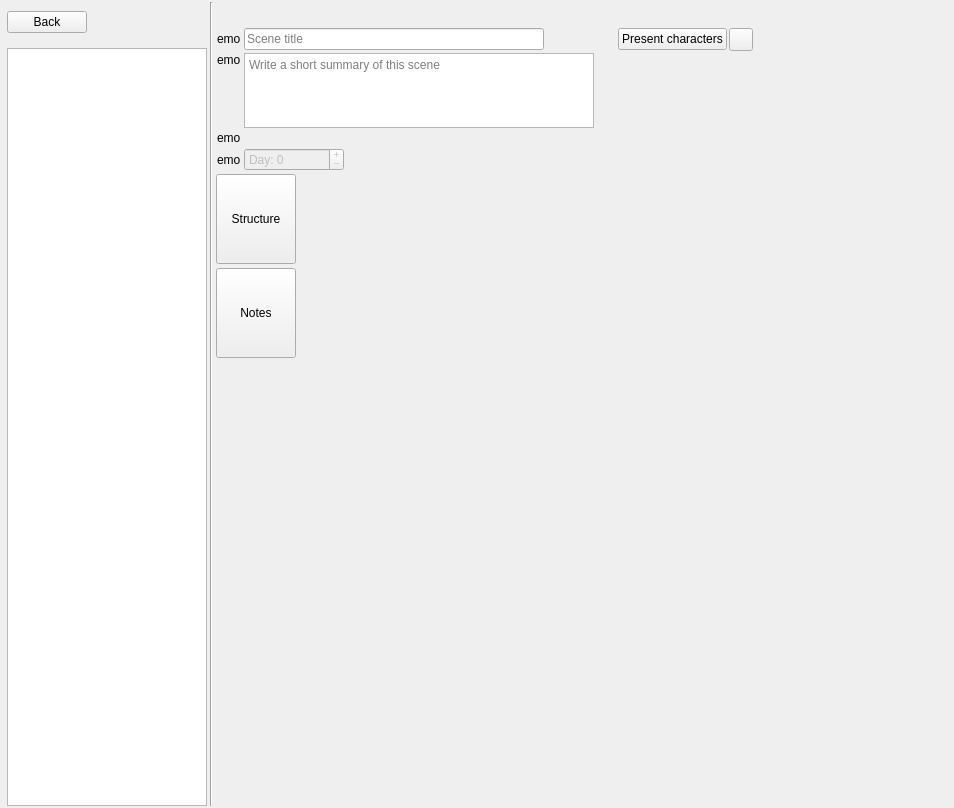
This is ui/scene_editor.ui in zkovari/plotlyst as Qt 5 draws it before an edit. The edited form follows.
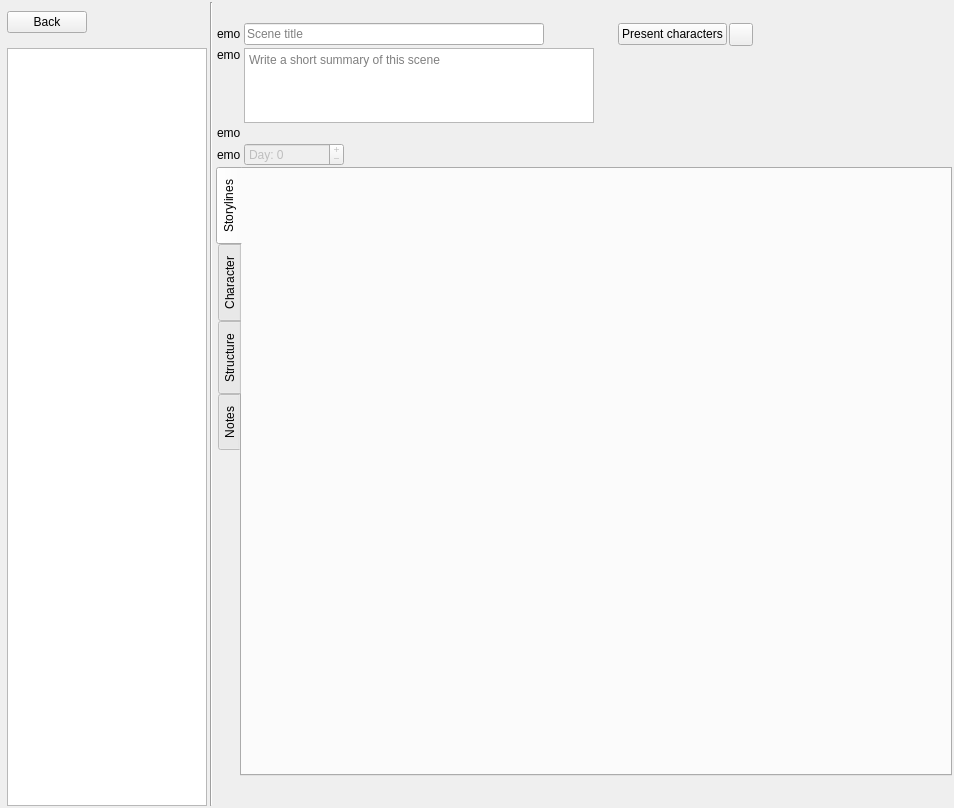
This is the edited form. Custom widgets are drawn as their Qt base class.

Commit message: Replace rotated buttons with tabwidget in scene editor

```diff
--- a/ui/scene_editor.ui
+++ b/ui/scene_editor.ui
@@ -133,22 +133,12 @@
      <property name="topMargin">
       <number>20</number>
      </property>
+     <property name="bottomMargin">
+      <number>5</number>
+     </property>
      <item>
       <widget class="SceneStoryStructureWidget" name="wdgStructure" native="true"/>
      </item>
-     <item>
-      <spacer name="horizontalSpacer_2">
-       <property name="orientation">
-        <enum>Qt::Horizontal</enum>
-       </property>
-       <property name="sizeHint" stdset="0">
-        <size>
-         <width>40</width>
-         <height>5</height>
-        </size>
-       </property>
-      </spacer>
-     </item>
      <item>
       <widget class="QWidget" name="wdgTop" native="true">
        <layout class="QHBoxLayout" name="horizontalLayout_5">
@@ -512,153 +502,104 @@
       </widget>
      </item>
      <item>
-      <layout class="QHBoxLayout" name="horizontalLayout_2">
-       <item>
-        <widget class="QWidget" name="widget_5" native="true">
-         <layout class="QVBoxLayout" name="verticalLayout_17">
-          <property name="spacing">
-           <number>0</number>
-          </property>
-          <property name="leftMargin">
-           <number>0</number>
-          </property>
-          <property name="topMargin">
-           <number>2</number>
-          </property>
-          <property name="rightMargin">
-           <number>0</number>
-          </property>
-          <property name="bottomMargin">
-           <number>0</number>
-          </property>
-          <item>
-           <widget class="RotatedButton" name="btnAttributes">
-            <property name="sizePolicy">
-             <sizepolicy hsizetype="Preferred" vsizetype="Maximum">
-              <horstretch>0</horstretch>
-              <verstretch>0</verstretch>
-             </sizepolicy>
-            </property>
-            <property name="minimumSize">
-             <size>
-              <width>0</width>
-              <height>90</height>
-             </size>
-            </property>
-            <property name="text">
-             <string>Structure</string>
-            </property>
-            <property name="checkable">
-             <bool>true</bool>
-            </property>
-            <property name="base" stdset="0">
-             <bool>true</bool>
-            </property>
-            <attribute name="buttonGroup">
-             <string notr="true">btnGroupPages</string>
-            </attribute>
-           </widget>
-          </item>
-          <item>
-           <spacer name="verticalSpacer">
-            <property name="orientation">
-             <enum>Qt::Vertical</enum>
-            </property>
-            <property name="sizeType">
-             <enum>QSizePolicy::Fixed</enum>
-            </property>
-            <property name="sizeHint" stdset="0">
-             <size>
-              <width>4</width>
-              <height>4</height>
-             </size>
-            </property>
-           </spacer>
-          </item>
-          <item>
-           <widget class="RotatedButton" name="btnNotes">
-            <property name="sizePolicy">
-             <sizepolicy hsizetype="Preferred" vsizetype="Maximum">
-              <horstretch>0</horstretch>
-              <verstretch>0</verstretch>
-             </sizepolicy>
-            </property>
-            <property name="minimumSize">
-             <size>
-              <width>0</width>
-              <height>90</height>
-             </size>
-            </property>
-            <property name="text">
-             <string>Notes</string>
-            </property>
-            <property name="checkable">
-             <bool>true</bool>
-            </property>
-            <property name="base" stdset="0">
-             <bool>true</bool>
-            </property>
-            <attribute name="buttonGroup">
-             <string notr="true">btnGroupPages</string>
-            </attribute>
-           </widget>
-          </item>
-          <item>
-           <spacer name="verticalSpacer_2">
-            <property name="orientation">
-             <enum>Qt::Vertical</enum>
-            </property>
-            <property name="sizeType">
-             <enum>QSizePolicy::Fixed</enum>
-            </property>
-            <property name="sizeHint" stdset="0">
-             <size>
-              <width>4</width>
-              <height>4</height>
-             </size>
-            </property>
-           </spacer>
-          </item>
-          <item>
-           <spacer name="verticalSpacer_4">
-            <property name="orientation">
-             <enum>Qt::Vertical</enum>
-            </property>
-            <property name="sizeHint" stdset="0">
-             <size>
-              <width>20</width>
-              <height>40</height>
-             </size>
-            </property>
-           </spacer>
-          </item>
-         </layout>
-        </widget>
-       </item>
-       <item>
         <widget class="QStackedWidget" name="stackedWidget">
-         <property name="focusPolicy">
-          <enum>Qt::NoFocus</enum>
-         </property>
-         <property name="currentIndex">
-          <number>1</number>
-         </property>
-         <widget class="QWidget" name="pageStructure">
+       <widget class="QWidget" name="pageEditor">
           <layout class="QVBoxLayout" name="verticalLayout_4">
            <property name="spacing">
-            <number>3</number>
+          <number>0</number>
            </property>
            <property name="leftMargin">
-            <number>4</number>
+          <number>0</number>
            </property>
            <property name="topMargin">
-            <number>3</number>
+          <number>0</number>
            </property>
            <property name="rightMargin">
-            <number>4</number>
+          <number>0</number>
            </property>
            <property name="bottomMargin">
-            <number>2</number>
+          <number>0</number>
+         </property>
+         <item>
+          <widget class="QTabWidget" name="tabWidget">
+           <property name="tabPosition">
+            <enum>QTabWidget::West</enum>
+           </property>
+           <property name="currentIndex">
+            <number>0</number>
+           </property>
+           <widget class="QWidget" name="tabStorylines">
+            <property name="relaxed-white-bg" stdset="0">
+             <bool>true</bool>
+            </property>
+            <attribute name="title">
+             <string>Storylines</string>
+            </attribute>
+            <layout class="QVBoxLayout" name="verticalLayout_9">
+             <property name="spacing">
+              <number>0</number>
+             </property>
+             <property name="leftMargin">
+              <number>0</number>
+             </property>
+             <property name="topMargin">
+              <number>0</number>
+             </property>
+             <property name="rightMargin">
+              <number>0</number>
+             </property>
+             <property name="bottomMargin">
+              <number>0</number>
+             </property>
+            </layout>
+           </widget>
+           <widget class="QWidget" name="tabCharacter">
+            <property name="relaxed-white-bg" stdset="0">
+             <bool>true</bool>
+            </property>
+            <attribute name="title">
+             <string>Character</string>
+            </attribute>
+            <layout class="QVBoxLayout" name="verticalLayout_8">
+             <property name="spacing">
+              <number>0</number>
+             </property>
+             <property name="leftMargin">
+              <number>0</number>
+             </property>
+             <property name="topMargin">
+              <number>0</number>
+             </property>
+             <property name="rightMargin">
+              <number>0</number>
+             </property>
+             <property name="bottomMargin">
+              <number>0</number>
+             </property>
+            </layout>
+           </widget>
+           <widget class="QWidget" name="tabStructure">
+            <property name="relaxed-white-bg" stdset="0">
+             <bool>true</bool>
+            </property>
+            <attribute name="title">
+             <string>Structure</string>
+            </attribute>
+            <layout class="QVBoxLayout" name="verticalLayout_6">
+             <property name="spacing">
+              <number>0</number>
+             </property>
+             <property name="leftMargin">
+              <number>0</number>
+             </property>
+             <property name="topMargin">
+              <number>0</number>
+             </property>
+             <property name="rightMargin">
+              <number>0</number>
+             </property>
+             <property name="bottomMargin">
+              <number>0</number>
            </property>
            <item>
             <widget class="SceneStructureWidget" name="wdgSceneStructure" native="true">
@@ -670,39 +611,15 @@
              </property>
             </widget>
            </item>
-           <item>
-            <widget class="QWidget" name="wdgTags" native="true">
-             <property name="sizePolicy">
-              <sizepolicy hsizetype="Expanding" vsizetype="Maximum">
-               <horstretch>0</horstretch>
-               <verstretch>0</verstretch>
-              </sizepolicy>
-             </property>
-             <layout class="QVBoxLayout" name="verticalLayout_5">
-              <property name="spacing">
-               <number>3</number>
-              </property>
-              <property name="leftMargin">
-               <number>2</number>
-              </property>
-              <property name="topMargin">
-               <number>2</number>
-              </property>
-              <property name="rightMargin">
-               <number>2</number>
-              </property>
-              <property name="bottomMargin">
-               <number>2</number>
-              </property>
-             </layout>
-            </widget>
-           </item>
-          </layout>
-         </widget>
-         <widget class="QWidget" name="pageNotes">
+            </layout>
+           </widget>
+           <widget class="QWidget" name="tabNotes">
           <property name="relaxed-white-bg" stdset="0">
            <bool>true</bool>
           </property>
+            <attribute name="title">
+             <string>Notes</string>
+            </attribute>
           <layout class="QVBoxLayout" name="verticalLayout_7">
            <property name="spacing">
             <number>0</number>
@@ -711,7 +628,7 @@
             <number>0</number>
            </property>
            <property name="topMargin">
-            <number>20</number>
+              <number>15</number>
            </property>
            <property name="rightMargin">
             <number>0</number>
@@ -727,6 +644,42 @@
         </widget>
        </item>
       </layout>
+       </widget>
+       <widget class="QWidget" name="pagePurpose"/>
+      </widget>
+     </item>
+     <item>
+      <widget class="QWidget" name="wdgTags" native="true">
+       <property name="sizePolicy">
+        <sizepolicy hsizetype="Expanding" vsizetype="Maximum">
+         <horstretch>0</horstretch>
+         <verstretch>0</verstretch>
+        </sizepolicy>
+       </property>
+       <property name="minimumSize">
+        <size>
+         <width>0</width>
+         <height>25</height>
+        </size>
+       </property>
+       <layout class="QVBoxLayout" name="verticalLayout_5">
+        <property name="spacing">
+         <number>3</number>
+        </property>
+        <property name="leftMargin">
+         <number>2</number>
+        </property>
+        <property name="topMargin">
+         <number>2</number>
+        </property>
+        <property name="rightMargin">
+         <number>2</number>
+        </property>
+        <property name="bottomMargin">
+         <number>2</number>
+        </property>
+       </layout>
+      </widget>
      </item>
     </layout>
    </item>
@@ -754,11 +707,6 @@
    <header>src.main.python.plotlyst.view.widget.scenes</header>
    <container>1</container>
   </customwidget>
-  <customwidget>
-   <class>RotatedButton</class>
-   <extends>QPushButton</extends>
-   <header>src.main.python.plotlyst.view.widget.input</header>
-  </customwidget>
   <customwidget>
    <class>ScenesTreeView</class>
    <extends>QTreeView</extends>
```
Lines whose indentation alone changed are shown as unchanged. The commit also changes 1 other file.
